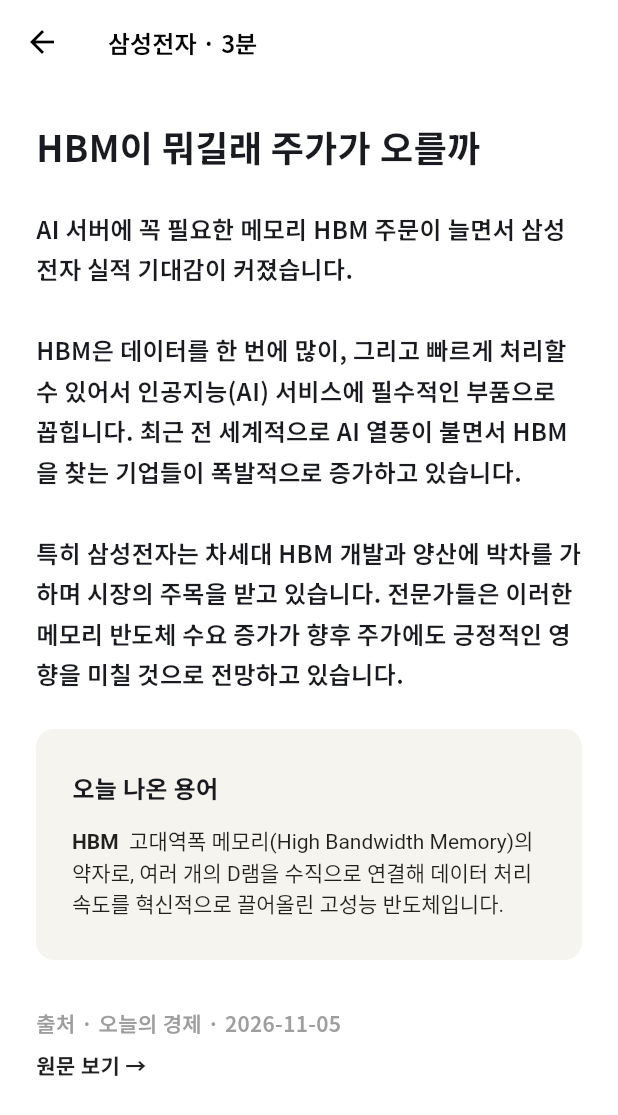
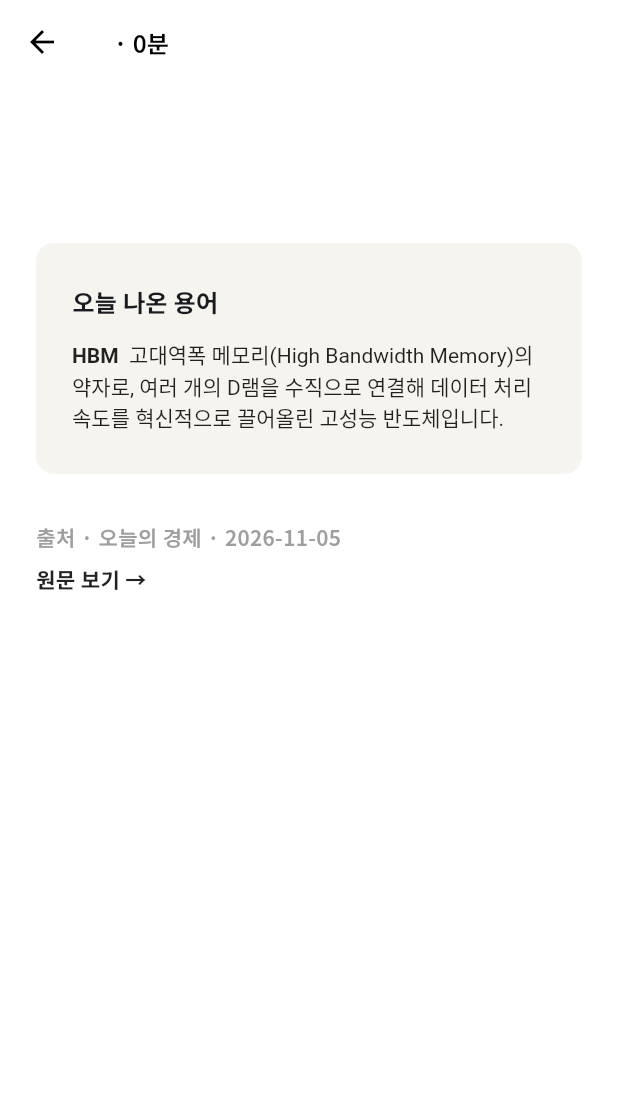
Before and after one commit to Oneul-Economy/Oneul-Economy, a Flutter app: the NewsDetailScreen screen opened directly with empty values, on a phone screen of 412 x 824 dp. Shown: the top 1115 px of the screen. Run offline on Flutter 3.47's test engine with Material 3 defaults, Android fonts, the phone set to English and light mode, and no system bars; project files that could hold a hidden picture were left out.

Commit message:
제목, 본문 연동

```diff
--- a/Frontend/lib/screens/news_detail_screen.dart
+++ b/Frontend/lib/screens/news_detail_screen.dart
@@ -12,7 +12,7 @@ class NewsDetailScreen extends StatelessWidget {
     return Scaffold(
       backgroundColor: Colors.white,
       appBar: AppBar(
-        title: const Text('삼성전자 · 3분', style: TextStyle(fontSize: 16)),
+        title: Text('${news.stockName} · ${news.readMinutes}분', style: TextStyle(fontSize: 16)),
         backgroundColor: Colors.white,
         foregroundColor: Colors.black,
         elevation: 0,
@@ -22,16 +22,15 @@ class NewsDetailScreen extends StatelessWidget {
         child: Column(
           crossAxisAlignment: CrossAxisAlignment.start,
           children: [
-            const Text(
-              'HBM이 뭐길래 주가가 오를까',
+            Text(
+              news.title,
               style: TextStyle(fontSize: 24, fontWeight: FontWeight.bold),
             ),
             const SizedBox(height: 24),
-            const Text(
-              'AI 서버에 꼭 필요한 메모리 HBM 주문이 늘면서 삼성전자 실적 기대감이 커졌습니다.\n\n'
-              'HBM은 데이터를 한 번에 많이, 그리고 빠르게 처리할 수 있어서 인공지능(AI) 서비스에 필수적인 부품으로 꼽힙니다. 최근 전 세계적으로 AI 열풍이 불면서 HBM을 찾는 기업들이 폭발적으로 증가하고 있습니다.\n\n'
-              '특히 삼성전자는 차세대 HBM 개발과 양산에 박차를 가하며 시장의 주목을 받고 있습니다. 전문가들은 이러한 메모리 반도체 수요 증가가 향후 주가에도 긍정적인 영향을 미칠 것으로 전망하고 있습니다.',
-              style: TextStyle(fontSize: 16, height: 1.7),
+            for (final paragraph in news.body)
+              Padding(
+                padding: const EdgeInsets.only(bottom: 16),
+                child: Text(paragraph, style: const TextStyle(fontSize: 16, height: 1.7)),
             ),
             const SizedBox(height: 24),
             Container(
```
